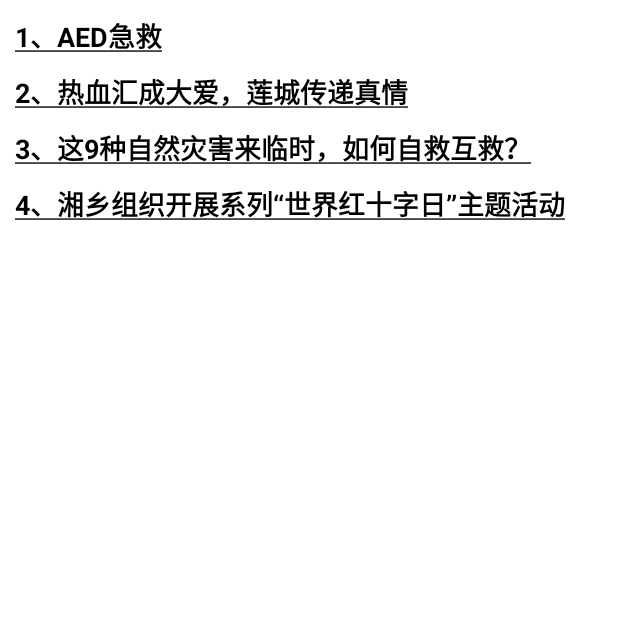
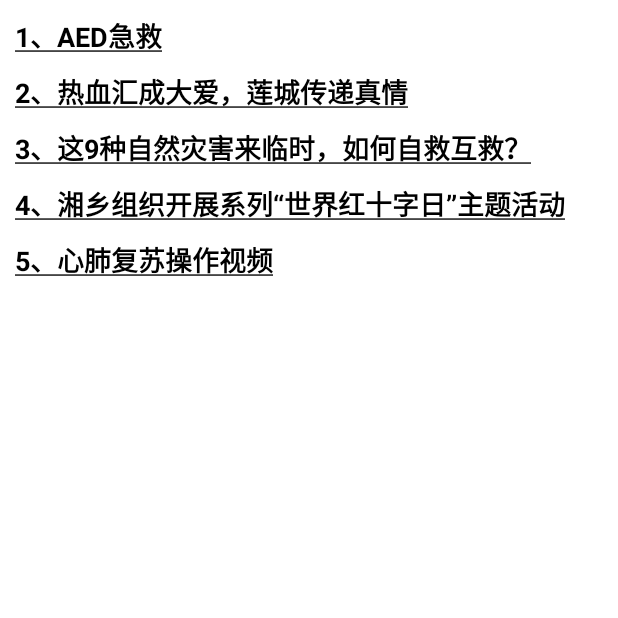
Before and after one commit to aaaaaaaazmx/RemisCarPad, an Android app: the NewsActivity screen opened directly, with no data from a screen before it, on a phone screen of 412 x 824 dp, the top half of it. Run offline under Robolectric (Android 15) with nearby library versions, the phone set to English and light mode, and no system bars.

Commit message:
添加心肺复苏视频

```diff
--- a/app/src/main/java/com/drc/remiscar/NewsActivity.kt
+++ b/app/src/main/java/com/drc/remiscar/NewsActivity.kt
@@ -17,7 +17,9 @@ class NewsActivity : Activity() {
        findViewById<TextView>(R.id.tv_one).apply {
            paintFlags = paintFlags or Paint.UNDERLINE_TEXT_FLAG
        }.setOnClickListener {
-           startActivity(Intent(this@NewsActivity, ExoPlayerActivity::class.java))
+           startActivity(Intent(this@NewsActivity, ExoPlayerActivity::class.java).apply {
+               putExtra("VIDEO_URL", "aed")
+           })
        }
 
         findViewById<TextView>(R.id.tv_two).apply {
@@ -43,6 +45,14 @@ class NewsActivity : Activity() {
             intent.putExtra(WebActivity.KEY_WEB_URL, "http://www.hnredcross.gov.cn/nograb/646849/55/13889751.html")
             startActivity(intent)
         }
+
+        findViewById<TextView>(R.id.tv_five).apply {
+            paintFlags = paintFlags or Paint.UNDERLINE_TEXT_FLAG
+        }.setOnClickListener {
+            startActivity(Intent(this@NewsActivity, ExoPlayerActivity::class.java).apply {
+                putExtra("VIDEO_URL", "xffs")
+            })
+        }
     }
 
     override fun onDestroy() {
--- a/app/src/main/res/layout/activity_news.xml
+++ b/app/src/main/res/layout/activity_news.xml
@@ -45,4 +45,14 @@
         android:layout_width="wrap_content"
         android:layout_height="wrap_content"/>
 
+    <TextView
+        android:id="@+id/tv_five"
+        android:layout_marginTop="10dp"
+        android:textSize="18sp"
+        android:textColor="@color/black"
+        android:textStyle="bold"
+        android:text="5、心肺复苏操作视频"
+        android:layout_width="wrap_content"
+        android:layout_height="wrap_content"/>
+
 </LinearLayout>
```
Also changed, not shown: app/src/main/java/com/drc/remiscar/ExoPlayerActivity.kt (+14 -4 lines), 1 other file.
